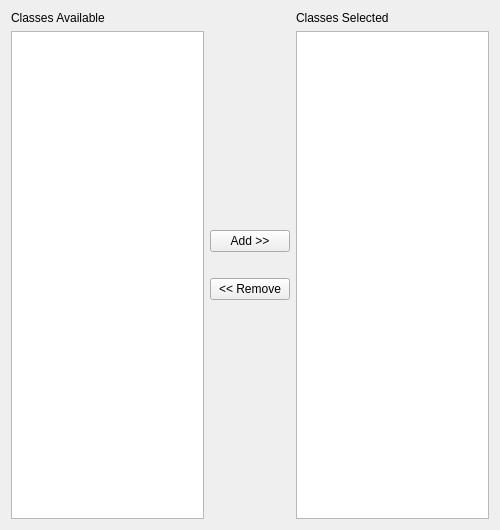
This is umbrello/codegenwizard/codegenselectpage.ui in KDE/umbrello as Qt 5 draws it before an edit. The edited form follows.
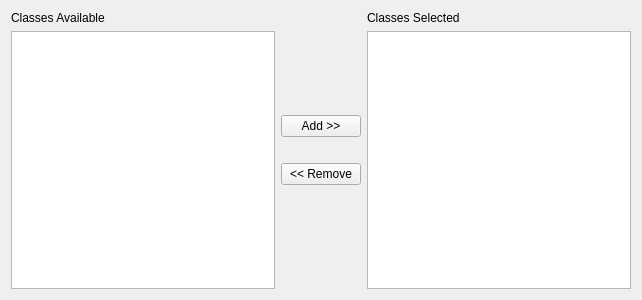
This is the edited form. Icons and pictures are not drawn.

The edit to the form file:
```diff
--- a/umbrello/codegenwizard/codegenselectpage.ui
+++ b/umbrello/codegenwizard/codegenselectpage.ui
@@ -1,12 +1,12 @@
 <ui version="4.0" >
  <class>CodeGenSelectPage</class>
- <widget class="QWidget" name="CodeGenSelectPage" >
-  <property name="geometry" >
+ <widget class="QWidget" name="CodeGenSelectPage">
+  <property name="geometry">
    <rect>
     <x>0</x>
     <y>0</y>
-    <width>500</width>
-    <height>530</height>
+    <width>642</width>
+    <height>300</height>
    </rect>
   </property>
   <property name="sizePolicy" >
@@ -18,24 +18,24 @@
   <property name="windowTitle" >
    <string>Code Generation Selection</string>
   </property>
-  <layout class="QVBoxLayout" >
+  <layout class="QHBoxLayout" name="horizontalLayout">
    <item>
-    <layout class="QHBoxLayout" >
+    <layout class="QHBoxLayout">
      <item>
-      <layout class="QVBoxLayout" >
-       <property name="leftMargin" >
+      <layout class="QVBoxLayout">
+       <property name="leftMargin">
         <number>0</number>
        </property>
        <item>
-        <widget class="QLabel" name="ui_labelListAvailable" >
-         <property name="text" >
+        <widget class="QLabel" name="ui_labelListAvailable">
+         <property name="text">
           <string>Classes Available</string>
          </property>
         </widget>
        </item>
        <item>
-        <widget class="QListWidget" name="ui_listAvailable" >
-         <property name="alternatingRowColors" >
+        <widget class="QListWidget" name="ui_listAvailable">
+         <property name="alternatingRowColors">
           <bool>true</bool>
          </property>
          <property name="selectionMode" >
@@ -49,7 +49,7 @@
       </layout>
      </item>
      <item>
-      <layout class="QVBoxLayout" >
+      <layout class="QVBoxLayout">
        <item>
         <spacer>
          <property name="orientation" >
@@ -67,8 +67,8 @@
         </spacer>
        </item>
        <item>
-        <widget class="QPushButton" name="ui_addButton" >
-         <property name="toolTip" >
+        <widget class="QPushButton" name="ui_addButton">
+         <property name="toolTip">
           <string>Add class for code generation</string>
          </property>
          <property name="text" >
@@ -96,8 +96,8 @@
         </spacer>
        </item>
        <item>
-        <widget class="QPushButton" name="ui_removeButton" >
-         <property name="toolTip" >
+        <widget class="QPushButton" name="ui_removeButton">
+         <property name="toolTip">
           <string>Remove class from Code Generation</string>
          </property>
          <property name="text" >
@@ -127,20 +127,20 @@
       </layout>
      </item>
      <item>
-      <layout class="QVBoxLayout" >
-       <property name="leftMargin" >
+      <layout class="QVBoxLayout">
+       <property name="leftMargin">
         <number>0</number>
        </property>
        <item>
-        <widget class="QLabel" name="ui_labelListSelected" >
-         <property name="text" >
+        <widget class="QLabel" name="ui_labelListSelected">
+         <property name="text">
           <string>Classes Selected</string>
          </property>
         </widget>
        </item>
        <item>
-        <widget class="QListWidget" name="ui_listSelected" >
-         <property name="alternatingRowColors" >
+        <widget class="QListWidget" name="ui_listSelected">
+         <property name="alternatingRowColors">
           <bool>true</bool>
          </property>
          <property name="selectionMode" >
```
Left out of the diff: 51 changed lines with no effect on the pictures.
